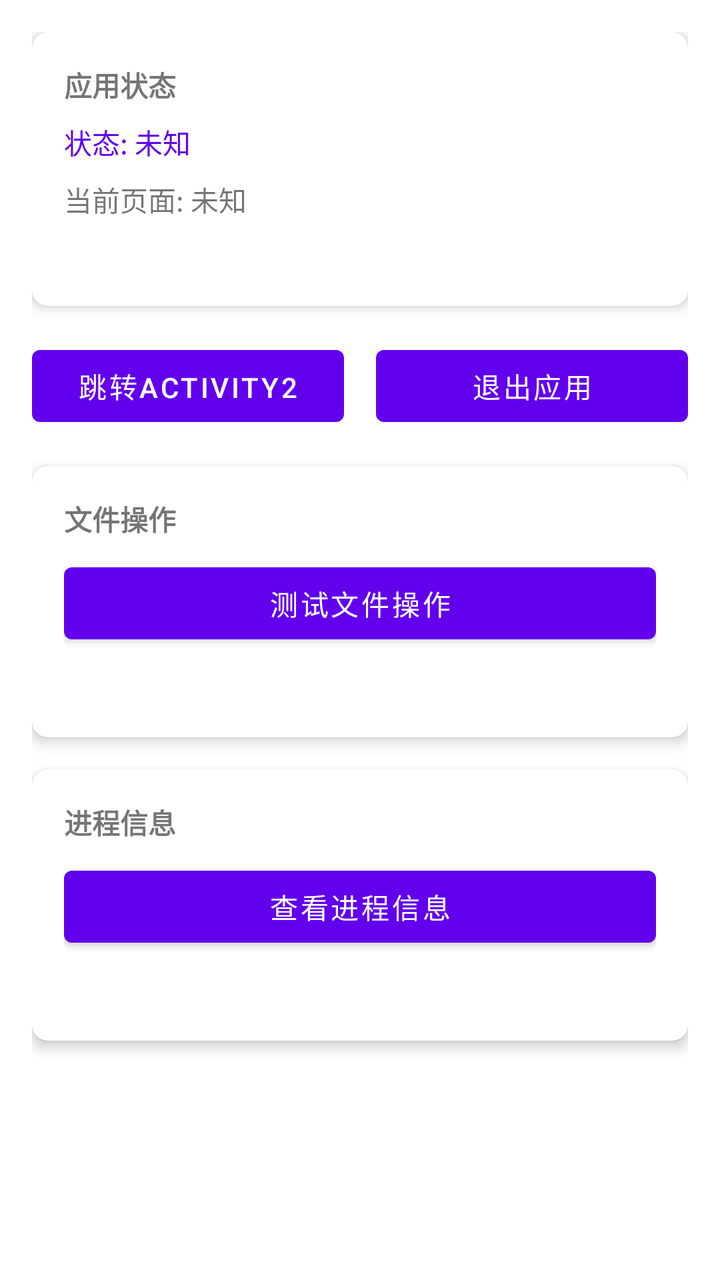
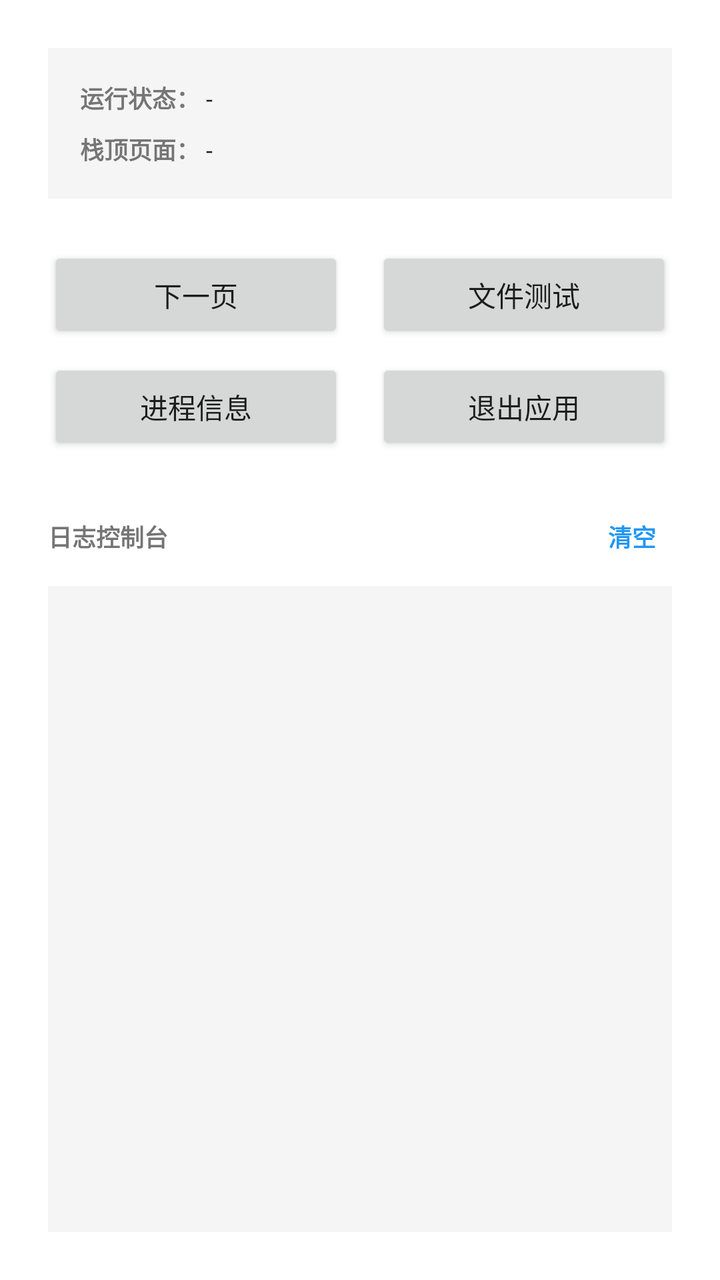

Compare the two renders of this Android layout. The source of the first and the diff that turns it into the second are given below.
<!-- AndroidManifest.xml: application theme Theme.Application -->
<!-- res/layout/activity_main.xml -->
<?xml version="1.0" encoding="utf-8"?>
<ScrollView xmlns:android="http://schemas.android.com/apk/res/android"
    xmlns:app="http://schemas.android.com/apk/res-auto"
    xmlns:tools="http://schemas.android.com/tools"
    android:layout_width="match_parent"
    android:layout_height="match_parent"
    android:padding="16dp">

    <LinearLayout
        android:layout_width="match_parent"
        android:layout_height="wrap_content"
        android:orientation="vertical"
        android:spacing="16dp">

        
        <androidx.cardview.widget.CardView
            android:layout_width="match_parent"
            android:layout_height="wrap_content"
            android:layout_marginBottom="16dp"
            app:cardCornerRadius="8dp"
            app:cardElevation="4dp">

            <LinearLayout
                android:layout_width="match_parent"
                android:layout_height="wrap_content"
                android:orientation="vertical"
                android:padding="16dp">

                <TextView
                    android:layout_width="wrap_content"
                    android:layout_height="wrap_content"
                    android:layout_marginBottom="8dp"
                    android:text="应用状态"
                    android:textStyle="bold" />

                <TextView
                    android:id="@+id/tvStatus"
                    android:layout_width="wrap_content"
                    android:layout_height="wrap_content"
                    android:text="状态: 未知"
                    android:textColor="@color/purple_500" />

                <TextView
                    android:id="@+id/tvTopActivity"
                    android:layout_width="wrap_content"
                    android:layout_height="wrap_content"
                    android:layout_marginTop="8dp"
                    android:text="当前页面: 未知" />

                <TextView
                    android:id="@+id/tvInfo"
                    android:layout_width="match_parent"
                    android:layout_height="wrap_content"
                    android:layout_marginTop="8dp" />
            </LinearLayout>
        </androidx.cardview.widget.CardView>

        
        <LinearLayout
            android:layout_width="match_parent"
            android:layout_height="wrap_content"
            android:layout_marginBottom="16dp"
            android:orientation="horizontal">

            <Button
                android:id="@+id/btnSkip"
                android:layout_width="0dp"
                android:layout_height="wrap_content"
                android:layout_marginEnd="8dp"
                android:layout_weight="1"
                android:text="跳转Activity2" />

            <Button
                android:id="@+id/btnExit"
                android:layout_width="0dp"
                android:layout_height="wrap_content"
                android:layout_marginStart="8dp"
                android:layout_weight="1"
                android:text="退出应用" />
        </LinearLayout>

        
        <androidx.cardview.widget.CardView
            android:layout_width="match_parent"
            android:layout_height="wrap_content"
            android:layout_marginBottom="16dp"
            app:cardCornerRadius="8dp"
            app:cardElevation="4dp">

            <LinearLayout
                android:layout_width="match_parent"
                android:layout_height="wrap_content"
                android:orientation="vertical"
                android:padding="16dp">

                <TextView
                    android:layout_width="wrap_content"
                    android:layout_height="wrap_content"
                    android:layout_marginBottom="8dp"
                    android:text="文件操作"
                    android:textStyle="bold" />

                <Button
                    android:id="@+id/btnFile"
                    android:layout_width="match_parent"
                    android:layout_height="wrap_content"
                    android:text="测试文件操作" />

                <TextView
                    android:id="@+id/tvFileContent"
                    android:layout_width="match_parent"
                    android:layout_height="wrap_content"
                    android:layout_marginTop="8dp" />
            </LinearLayout>
        </androidx.cardview.widget.CardView>

        
        <androidx.cardview.widget.CardView
            android:layout_width="match_parent"
            android:layout_height="wrap_content"
            android:layout_marginBottom="16dp"
            app:cardCornerRadius="8dp"
            app:cardElevation="4dp">

            <LinearLayout
                android:layout_width="match_parent"
                android:layout_height="wrap_content"
                android:orientation="vertical"
                android:padding="16dp">

                <TextView
                    android:layout_width="wrap_content"
                    android:layout_height="wrap_content"
                    android:layout_marginBottom="8dp"
                    android:text="进程信息"
                    android:textStyle="bold" />

                <Button
                    android:id="@+id/btnProcess"
                    android:layout_width="match_parent"
                    android:layout_height="wrap_content"
                    android:text="查看进程信息" />

                <TextView
                    android:id="@+id/tvProcessInfo"
                    android:layout_width="match_parent"
                    android:layout_height="wrap_content"
                    android:layout_marginTop="8dp" />
            </LinearLayout>
        </androidx.cardview.widget.CardView>

    </LinearLayout>
</ScrollView>
<!-- resources referenced by this layout -->
<resources>
  <color name="purple_500">#FF6200EE</color>
  <style name="Theme.Application" parent="Theme.MaterialComponents.DayNight.DarkActionBar">
          
          <item name="colorPrimary">@color/purple_500</item>
          <item name="colorPrimaryVariant">@color/purple_700</item>
          <item name="colorOnPrimary">@color/white</item>
          
          <item name="colorSecondary">@color/teal_200</item>
          <item name="colorSecondaryVariant">@color/teal_700</item>
          <item name="colorOnSecondary">@color/black</item>
          
          <item name="android:statusBarColor">?attr/colorPrimaryVariant</item>
          
      </style>
  <color name="purple_700">#FF3700B3</color>
  <color name="white">#FFFFFFFF</color>
  <color name="teal_200">#FF03DAC5</color>
  <color name="teal_700">#FF018786</color>
  <color name="black">#FF000000</color>
</resources>

<!-- the commit's change to res/layout/activity_main.xml (unified diff, before → after) -->
@@ -1,153 +1,163 @@
 <?xml version="1.0" encoding="utf-8"?>
-<ScrollView xmlns:android="http://schemas.android.com/apk/res/android"
-    xmlns:app="http://schemas.android.com/apk/res-auto"
-    xmlns:tools="http://schemas.android.com/tools"
+<LinearLayout xmlns:android="http://schemas.android.com/apk/res/android"
     android:layout_width="match_parent"
     android:layout_height="match_parent"
-    android:padding="16dp">
+    android:background="@android:color/white"
+    android:orientation="vertical"
+    android:padding="24dp">
 
+
+    
     <LinearLayout
         android:layout_width="match_parent"
         android:layout_height="wrap_content"
+        android:layout_marginBottom="24dp"
+        android:background="#F5F5F5"
         android:orientation="vertical"
-        android:spacing="16dp">
+        android:padding="16dp">
 
-        
-        <androidx.cardview.widget.CardView
-            android:layout_width="match_parent"
-            android:layout_height="wrap_content"
-            android:layout_marginBottom="16dp"
-            app:cardCornerRadius="8dp"
-            app:cardElevation="4dp">
-
-            <LinearLayout
-                android:layout_width="match_parent"
-                android:layout_height="wrap_content"
-                android:orientation="vertical"
-                android:padding="16dp">
-
-                <TextView
-                    android:layout_width="wrap_content"
-                    android:layout_height="wrap_content"
-                    android:layout_marginBottom="8dp"
-                    android:text="应用状态"
-                    android:textStyle="bold" />
-
-                <TextView
-                    android:id="@+id/tvStatus"
-                    android:layout_width="wrap_content"
-                    android:layout_height="wrap_content"
-                    android:text="状态: 未知"
-                    android:textColor="@color/purple_500" />
-
-                <TextView
-                    android:id="@+id/tvTopActivity"
-                    android:layout_width="wrap_content"
-                    android:layout_height="wrap_content"
-                    android:layout_marginTop="8dp"
-                    android:text="当前页面: 未知" />
-
-                <TextView
-                    android:id="@+id/tvInfo"
-                    android:layout_width="match_parent"
-                    android:layout_height="wrap_content"
-                    android:layout_marginTop="8dp" />
-            </LinearLayout>
-        </androidx.cardview.widget.CardView>
-
-        
         <LinearLayout
             android:layout_width="match_parent"
             android:layout_height="wrap_content"
-            android:layout_marginBottom="16dp"
             android:orientation="horizontal">
 
-            <Button
-                android:id="@+id/btnSkip"
-                android:layout_width="0dp"
+            <TextView
+                android:layout_width="wrap_content"
                 android:layout_height="wrap_content"
-                android:layout_marginEnd="8dp"
-                android:layout_weight="1"
-                android:text="跳转Activity2" />
+                android:text="运行状态： "
+                android:textColor="#757575"
+                android:textSize="12sp"
+                android:textStyle="bold" />
 
-            <Button
-                android:id="@+id/btnExit"
-                android:layout_width="0dp"
+            <TextView
+                android:id="@+id/tvStatus"
+                android:layout_width="wrap_content"
                 android:layout_height="wrap_content"
-                android:layout_marginStart="8dp"
-                android:layout_weight="1"
-                android:text="退出应用" />
+                android:text="-"
+                android:textColor="#212121"
+                android:textSize="12sp" />
         </LinearLayout>
 
-        
-        <androidx.cardview.widget.CardView
+        <LinearLayout
             android:layout_width="match_parent"
             android:layout_height="wrap_content"
-            android:layout_marginBottom="16dp"
-            app:cardCornerRadius="8dp"
-            app:cardElevation="4dp">
+            android:layout_marginTop="8dp"
+            android:orientation="horizontal">
 
-            <LinearLayout
+            <TextView
+                android:layout_width="wrap_content"
+                android:layout_height="wrap_content"
+                android:text="栈顶页面： "
+                android:textColor="#757575"
+                android:textSize="12sp"
+                android:textStyle="bold" />
+
+            <TextView
+                android:id="@+id/tvTopActivity"
+                android:layout_width="wrap_content"
+                android:layout_height="wrap_content"
+                android:text="-"
+                android:textColor="#212121"
+                android:textSize="12sp" />
+        </LinearLayout>
+    </LinearLayout>
+
+    
+    <GridLayout
+        android:layout_width="match_parent"
+        android:layout_height="wrap_content"
+        android:layout_marginBottom="24dp"
+        android:alignmentMode="alignMargins"
+        android:columnCount="2"
+        android:columnOrderPreserved="false"
+        android:rowCount="2">
+
+        <Button
+            android:id="@+id/btnSkip"
+            android:layout_width="0dp"
+            android:layout_height="wrap_content"
+            android:layout_columnWeight="1"
+            android:layout_marginEnd="8dp"
+            android:layout_marginBottom="8dp"
+            android:text="下一页" />
+
+        <Button
+            android:id="@+id/btnFile"
+            android:layout_width="0dp"
+            android:layout_height="wrap_content"
+            android:layout_columnWeight="1"
+            android:layout_marginStart="8dp"
+            android:layout_marginBottom="8dp"
+            android:text="文件测试" />
+
+        <Button
+            android:id="@+id/btnProcess"
+            android:layout_width="0dp"
+            android:layout_height="wrap_content"
+            android:layout_columnWeight="1"
+            android:layout_marginEnd="8dp"
+            android:text="进程信息" />
+
+        <Button
+            android:id="@+id/btnExit"
+            android:layout_width="0dp"
+            android:layout_height="wrap_content"
+            android:layout_columnWeight="1"
+            android:layout_marginStart="8dp"
+            android:text="退出应用" />
+    </GridLayout>
+
+    
+    <LinearLayout
+        android:layout_width="match_parent"
+        android:layout_height="0dp"
+        android:layout_weight="1"
+        android:orientation="vertical">
+
+        <RelativeLayout
+            android:layout_width="match_parent"
+            android:layout_height="wrap_content"
+            android:layout_marginBottom="8dp">
+
+            <TextView
+                android:layout_width="wrap_content"
+                android:layout_height="wrap_content"
+                android:layout_centerVertical="true"
+                android:text="日志控制台"
+                android:textColor="#757575"
+                android:textSize="12sp"
+                android:textStyle="bold" />
+
+            <TextView
+                android:id="@+id/btnClearLog"
+                android:layout_width="wrap_content"
+                android:layout_height="wrap_content"
+                android:layout_alignParentEnd="true"
+                android:layout_centerVertical="true"
+                android:background="?attr/selectableItemBackground"
+                android:padding="8dp"
+                android:text="清空"
+                android:textColor="#2196F3"
+                android:textSize="12sp"
+                android:textStyle="bold" />
+        </RelativeLayout>
+
+        <ScrollView
+            android:id="@+id/svLog"
+            android:layout_width="match_parent"
+            android:layout_height="match_parent"
+            android:background="#F5F5F5"
+            android:padding="12dp">
+
+            <TextView
+                android:id="@+id/tvConsole"
                 android:layout_width="match_parent"
                 android:layout_height="wrap_content"
-                android:orientation="vertical"
-                android:padding="16dp">
+                android:fontFamily="monospace"
+                android:lineSpacingMultiplier="1.2"
+                android:textColor="#424242"
+                android:textSize="12sp" />
+        </ScrollView>
+    </LinearLayout>
 
-                <TextView
-                    android:layout_width="wrap_content"
-                    android:layout_height="wrap_content"
-                    android:layout_marginBottom="8dp"
-                    android:text="文件操作"
-                    android:textStyle="bold" />
-
-                <Button
-                    android:id="@+id/btnFile"
-                    android:layout_width="match_parent"
-                    android:layout_height="wrap_content"
-                    android:text="测试文件操作" />
-
-                <TextView
-                    android:id="@+id/tvFileContent"
-                    android:layout_width="match_parent"
-                    android:layout_height="wrap_content"
-                    android:layout_marginTop="8dp" />
-            </LinearLayout>
-        </androidx.cardview.widget.CardView>
-
-        
-        <androidx.cardview.widget.CardView
-            android:layout_width="match_parent"
-            android:layout_height="wrap_content"
-            android:layout_marginBottom="16dp"
-            app:cardCornerRadius="8dp"
-            app:cardElevation="4dp">
-
-            <LinearLayout
-                android:layout_width="match_parent"
-                android:layout_height="wrap_content"
-                android:orientation="vertical"
-                android:padding="16dp">
-
-                <TextView
-                    android:layout_width="wrap_content"
-                    android:layout_height="wrap_content"
-                    android:layout_marginBottom="8dp"
-                    android:text="进程信息"
-                    android:textStyle="bold" />
-
-                <Button
-                    android:id="@+id/btnProcess"
-                    android:layout_width="match_parent"
-                    android:layout_height="wrap_content"
-                    android:text="查看进程信息" />
-
-                <TextView
-                    android:id="@+id/tvProcessInfo"
-                    android:layout_width="match_parent"
-                    android:layout_height="wrap_content"
-                    android:layout_marginTop="8dp" />
-            </LinearLayout>
-        </androidx.cardview.widget.CardView>
-
-    </LinearLayout>
-</ScrollView>
+</LinearLayout>
<!-- resource entries referenced after the edit -->
@@ -1,23 +1,9 @@
 <!-- resources referenced by this layout -->
 <resources>
-  <color name="purple_500">#FF6200EE</color>
-  <style name="Theme.Application" parent="Theme.MaterialComponents.DayNight.DarkActionBar">
-          
-          <item name="colorPrimary">@color/purple_500</item>
-          <item name="colorPrimaryVariant">@color/purple_700</item>
-          <item name="colorOnPrimary">@color/white</item>
-          
-          <item name="colorSecondary">@color/teal_200</item>
-          <item name="colorSecondaryVariant">@color/teal_700</item>
-          <item name="colorOnSecondary">@color/black</item>
-          
-          <item name="android:statusBarColor">?attr/colorPrimaryVariant</item>
-          
+  <style name="Theme.Application" parent="Theme.AppCompat.Light.DarkActionBar">
+          <item name="colorPrimary">#2196F3</item>
+          <item name="colorPrimaryDark">#1976D2</item>
+          <item name="colorAccent">#2196F3</item>
       </style>
-  <color name="purple_700">#FF3700B3</color>
-  <color name="white">#FFFFFFFF</color>
-  <color name="teal_200">#FF03DAC5</color>
-  <color name="teal_700">#FF018786</color>
-  <color name="black">#FF000000</color>
 </resources>
 
